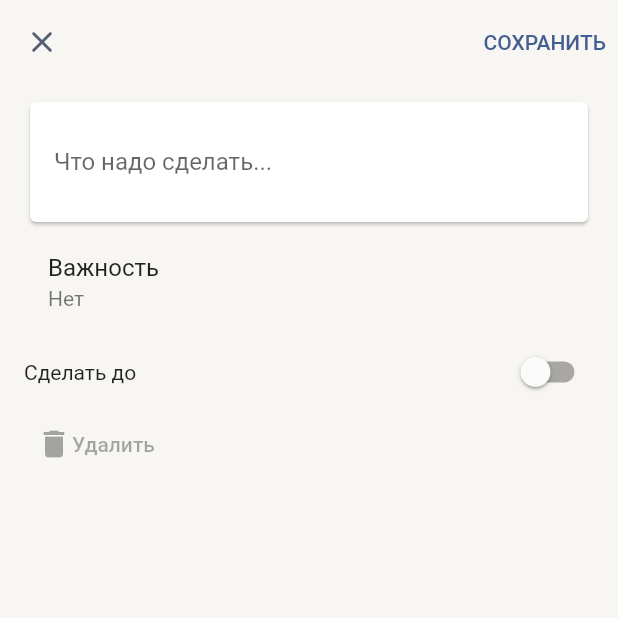
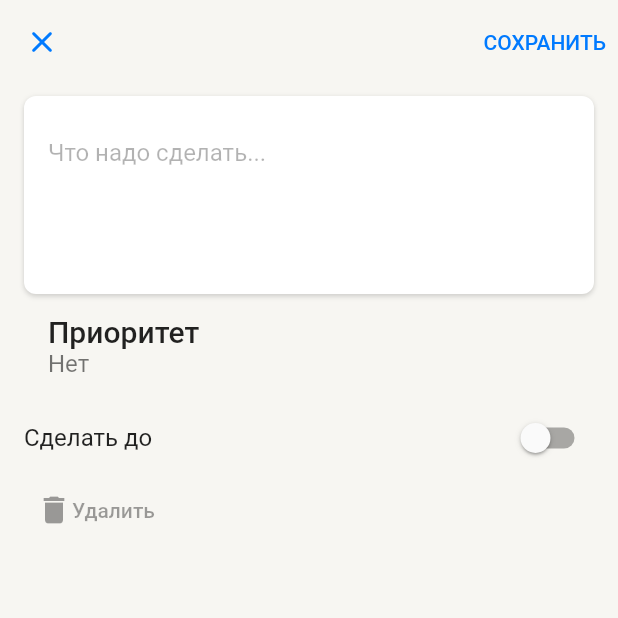
Before and after one commit to troublecatcher/todo_list, a Flutter app: the screen it shows after launch, after a tap on the "add" icon, on a phone screen of 412 x 824 dp, the top half of it. Run offline on Flutter 3.47's test engine with Material 3 defaults, Android fonts, the phone set to English and light mode, and no system bars; our stand-ins replace flutter_svg, isar; accounts and stored records are empty; generated files the repository leaves out were written again.

Commit message:
add theming

```diff
--- a/lib/config/theme/theme.dart
+++ b/lib/config/theme/theme.dart
@@ -1,31 +1,44 @@
 import 'package:flutter/material.dart';
+import 'package:todo_list/config/theme/app_colors.dart';
 
-final theme = ThemeData(
+ThemeData getLightTheme() {
+  final lightThemeColors = LightThemeColors();
+  return ThemeData(
+    brightness: Brightness.light,
     useMaterial3: false,
-  scaffoldBackgroundColor: const Color.fromRGBO(247, 246, 242, 1),
-  appBarTheme: const AppBarTheme(
-    backgroundColor: Color.fromRGBO(247, 246, 242, 1),
-  ),
-  colorScheme: ColorScheme.fromSeed(
-    seedColor: const Color.fromRGBO(0, 122, 255, 1),
-  ),
+    scaffoldBackgroundColor: lightThemeColors.backgroundPrimary,
     textTheme: const TextTheme(
       displayLarge: TextStyle(
         fontWeight: FontWeight.w500,
         fontSize: 32,
       ),
+      titleMedium: TextStyle(
+        fontWeight: FontWeight.w500,
+        fontSize: 20,
       ),
-  // colorScheme: const ColorScheme(
-  //   brightness: Brightness.light,
-  //   primary: Color.fromRGBO(0, 122, 255, 1),
-  //   onPrimary: Colors.transparent,
-  //   secondary: Colors.transparent,
-  //   onSecondary: Colors.transparent,
-  //   error: Colors.transparent,
-  //   onError: Colors.transparent,
-  //   background: Colors.transparent,
-  //   onBackground: Colors.transparent,
-  //   surface: Colors.transparent,
-  //   onSurface: Colors.transparent,
-  // ),
+      bodyMedium: TextStyle(
+        fontWeight: FontWeight.w400,
+        fontSize: 16,
+      ),
+      labelMedium: TextStyle(
+        fontWeight: FontWeight.w400,
+        fontSize: 14,
+      ),
+    ),
+    disabledColor: lightThemeColors.labelDisabled,
+    appBarTheme: AppBarTheme(
+      backgroundColor: lightThemeColors.backgroundPrimary,
+    ),
+    floatingActionButtonTheme: const FloatingActionButtonThemeData(
+      foregroundColor: AppColors.white,
+    ),
+    dividerColor: lightThemeColors.supportSeparator,
+    colorScheme: ColorScheme.light(
+      primary: AppColors.blue,
+      secondary: AppColors.blue,
+      background: lightThemeColors.backgroundPrimary,
+      surface: lightThemeColors.backgroundElevated,
+      tertiary: lightThemeColors.labelTertiary,
+    ),
   );
+}
--- /dev/null
+++ b/lib/core/custom_card.dart
@@ -0,0 +1,38 @@
+import 'package:flutter/material.dart';
+
+class CustomCard extends StatelessWidget {
+  final Widget child;
+  final EdgeInsets? padding;
+  final EdgeInsets? margin;
+  const CustomCard({
+    super.key,
+    required this.child,
+    this.padding,
+    this.margin,
+  });
+
+  @override
+  Widget build(BuildContext context) {
+    return Container(
+      padding: padding,
+      margin: margin,
+      decoration: BoxDecoration(
+        color: Theme.of(context).colorScheme.surface,
+        borderRadius: BorderRadius.circular(8),
+        boxShadow: [
+          BoxShadow(
+            color: Colors.black.withOpacity(0.12),
+            offset: const Offset(0, 2),
+            blurRadius: 2,
+          ),
+          BoxShadow(
+            color: Colors.black.withOpacity(0.06),
+            offset: const Offset(0, 0),
+            blurRadius: 2,
+          ),
+        ],
+      ),
+      child: child,
+    );
+  }
+}
--- a/lib/features/todo/data/isar_service.dart
+++ b/lib/features/todo/data/isar_service.dart
@@ -2,11 +2,11 @@ import 'package:isar/isar.dart';
 import 'package:path_provider/path_provider.dart';
 import 'package:todo_list/features/todo/data/todo_repository_impl.dart';
 import 'package:todo_list/features/todo/domain/todo.dart';
-import 'package:todo_list/features/todo/domain/todo_bloc.dart';
+import 'package:todo_list/features/todo/presentation/state_management/todo_controller.dart';
 import 'package:todo_list/features/todo/data/todo_repository.dart';
 
 class IsarService {
-  Future<TodoBloc> initializeBloc() async {
+  Future<TodoController> initializeBloc() async {
     final dir = await getApplicationDocumentsDirectory();
     final isar = await Isar.open(
       [TodoSchema],
@@ -14,7 +14,7 @@ class IsarService {
     );
 
     final todoRepository = TodoRepositoryImpl(isar);
-    return TodoBloc(
+    return TodoController(
       getTodos: GetTodos(todoRepository),
       addTodo: AddTodo(todoRepository),
       updateTodo: UpdateTodo(todoRepository),
--- a/lib/features/todo/presentation/layout/new_todo_screen.dart
+++ b/lib/features/todo/presentation/pages/new_todo_screen.dart
@@ -1,4 +1,5 @@
 import 'package:flutter/material.dart';
+import 'package:todo_list/core/custom_card.dart';
 import 'package:todo_list/features/todo/domain/todo.dart';
 import 'package:todo_list/features/todo/presentation/utility/todo_action.dart';
 import 'package:todo_list/features/todo/presentation/utility/todo_result.dart';
@@ -118,29 +119,30 @@ class _NewTodoScreenState extends State<NewTodoScreen> {
           child: Column(
             crossAxisAlignment: CrossAxisAlignment.start,
             children: [
-              Card(
-                child: Padding(
+              CustomCard(
                 padding: const EdgeInsets.all(16),
                 child: TextField(
                   controller: contentController,
-                    decoration: const InputDecoration(
-                      enabledBorder: UnderlineInputBorder(
+                  style: Theme.of(context).textTheme.bodyMedium,
+                  decoration: InputDecoration(
+                    enabledBorder: const UnderlineInputBorder(
                       borderSide: BorderSide(color: Colors.transparent),
                     ),
-                      focusedBorder: UnderlineInputBorder(
+                    focusedBorder: const UnderlineInputBorder(
                       borderSide: BorderSide(color: Colors.transparent),
                     ),
                     hintText: 'Что надо сделать...',
+                    hintStyle: Theme.of(context).textTheme.bodyMedium!.copyWith(
+                        color: Theme.of(context).colorScheme.tertiary),
                   ),
-                    minLines: 1,
+                  minLines: 4,
                   maxLines: null,
-                  ),
                 ),
               ),
               Builder(
                 builder: (ctx) {
                   return ListTile(
-                    title: const Text('Важность'),
+                    title: const Text('Приоритет'),
                     subtitle: Text(priority.displayName),
                     onTap: () => _onPriorityTileTap(ctx),
                   );
--- a/lib/features/todo/presentation/layout/todo_list_screen.dart
+++ b/lib/features/todo/presentation/pages/todo_list_screen.dart
@@ -1,9 +1,10 @@
 import 'dart:ui';
 import 'package:flutter/material.dart';
+import 'package:todo_list/core/custom_card.dart';
 import 'package:todo_list/features/todo/data/isar_service.dart';
-import 'package:todo_list/features/todo/domain/todo_bloc.dart';
+import 'package:todo_list/features/todo/presentation/state_management/todo_controller.dart';
 import 'package:todo_list/features/todo/domain/todo.dart';
-import 'package:todo_list/features/todo/presentation/layout/new_todo_screen.dart';
+import 'package:todo_list/features/todo/presentation/pages/new_todo_screen.dart';
 import 'package:todo_list/features/todo/presentation/utility/todo_action.dart';
 import 'package:todo_list/features/todo/presentation/widgets/done_todo_count_widget.dart';
 import 'package:todo_list/features/todo/presentation/widgets/todo_tile.dart';
@@ -16,17 +17,27 @@ class TodoListScreen extends StatefulWidget {
 }
 
 class _TodoListScreenState extends State<TodoListScreen> {
-  late Future<TodoBloc> todoBlocFuture;
+  late Future<TodoController> todoBlocFuture;
+  final scrollController = ScrollController();
 
   @override
   void initState() {
     super.initState();
     todoBlocFuture = IsarService().initializeBloc();
+    scrollController.addListener(() {
+      print(scrollController.offset);
+    });
+  }
+
+  @override
+  void dispose() {
+    scrollController.dispose();
+    super.dispose();
   }
 
   @override
   Widget build(BuildContext context) {
-    return FutureBuilder<TodoBloc>(
+    return FutureBuilder<TodoController>(
       future: todoBlocFuture,
       builder: (context, snapshot) {
         if (snapshot.connectionState == ConnectionState.waiting) {
@@ -40,11 +51,12 @@ class _TodoListScreenState extends State<TodoListScreen> {
 
         return Scaffold(
           body: SafeArea(
+            bottom: false,
             child: CustomScrollView(
               slivers: [
                 SliverPersistentHeader(
                   pinned: true,
-                  delegate: MySliverAppBar(
+                  delegate: _MySliverPersistentHeaderDelegate(
                       expandedHeight: 116,
                       collapsedHeight: 56,
                       todoBloc: todoBloc),
@@ -67,19 +79,30 @@ class _TodoListScreenState extends State<TodoListScreen> {
                     }
                     final todos = snapshot.data!;
                     return SliverToBoxAdapter(
-                      child: Card(
-                        margin: const EdgeInsets.all(16.0),
-                        child: Padding(
-                          padding: const EdgeInsets.all(8.0),
+                      child: CustomCard(
+                        margin: const EdgeInsets.only(
+                          top: 16,
+                          right: 16,
+                          left: 16,
+                          bottom: 120,
+                        ),
                         child: ListView.builder(
+                          controller: scrollController,
                           shrinkWrap: true,
                           physics: const NeverScrollableScrollPhysics(),
                           itemCount: todos.length,
                           itemBuilder: (context, index) {
                             final todo = todos[index];
-                              return TodoTile(todo: todo, todoBloc: todoBloc);
+                            return ClipRRect(
+                              borderRadius: BorderRadius.vertical(
+                                top: switch (index) {
+                                  0 => const Radius.circular(8),
+                                  _ => Radius.zero,
                                 },
                               ),
+                              child: TodoTile(todo: todo, todoBloc: todoBloc),
+                            );
+                          },
                         ),
                       ),
                     );
@@ -99,7 +122,8 @@ class _TodoListScreenState extends State<TodoListScreen> {
     );
   }
 
-  Future<void> _createTodo(BuildContext context, TodoBloc todoBloc) async {
+  Future<void> _createTodo(
+      BuildContext context, TodoController todoBloc) async {
     final newTodo = await Navigator.of(context).push(MaterialPageRoute(
       builder: (context) => NewTodoScreen(action: CreateTodo()),
     )) as Todo?;
@@ -109,12 +133,12 @@ class _TodoListScreenState extends State<TodoListScreen> {
   }
 }
 
-class MySliverAppBar extends SliverPersistentHeaderDelegate {
+class _MySliverPersistentHeaderDelegate extends SliverPersistentHeaderDelegate {
   final double expandedHeight;
   final double collapsedHeight;
-  final TodoBloc todoBloc;
+  final TodoController todoBloc;
 
-  MySliverAppBar(
+  _MySliverPersistentHeaderDelegate(
       {required this.expandedHeight,
       required this.collapsedHeight,
       required this.todoBloc});
@@ -127,7 +151,6 @@ class MySliverAppBar extends SliverPersistentHeaderDelegate {
         (1 - collapsePercent) * (expandedHeight - minExtent) + minExtent;
     final double subtitleHeight = 24.0 * (1 - collapsePercent);
 
-    // Calculate the effective shadow percent
     final shadowPercent =
         (collapsePercent >= 0.7) ? (collapsePercent - 0.7) / 0.3 : 0.0;
 
@@ -185,8 +208,6 @@ class MySliverAppBar extends SliverPersistentHeaderDelegate {
               constraints: const BoxConstraints(),
               icon: const Icon(Icons.remove_red_eye),
               onPressed: () {},
-              color: Theme.of(context).primaryColor,
-              tooltip: 'Отобразить выполненные',
             ),
           ),
         ],
--- a/lib/features/todo/domain/todo_bloc.dart
+++ b/lib/features/todo/presentation/state_management/todo_controller.dart
@@ -3,7 +3,7 @@ import 'dart:async';
 import 'package:todo_list/features/todo/data/todo_repository.dart';
 import 'package:todo_list/features/todo/domain/todo.dart';
 
-class TodoBloc {
+class TodoController {
   final GetTodos getTodos;
   final AddTodo addTodo;
   final UpdateTodo updateTodo;
@@ -13,7 +13,7 @@ class TodoBloc {
 
   Stream<List<Todo>> get todos => _todoStream;
 
-  TodoBloc({
+  TodoController({
     required this.getTodos,
     required this.addTodo,
     required this.updateTodo,
--- a/lib/features/todo/presentation/widgets/done_todo_count_widget.dart
+++ b/lib/features/todo/presentation/widgets/done_todo_count_widget.dart
@@ -1,7 +1,6 @@
 import 'package:flutter/material.dart';
 import 'package:todo_list/features/todo/domain/todo.dart';
-import 'package:todo_list/features/todo/domain/todo_bloc.dart';
-import 'package:todo_list/features/todo/presentation/widgets/todo_count_text.dart';
+import 'package:todo_list/features/todo/presentation/state_management/todo_controller.dart';
 
 class DoneTodoCountWidget extends StatelessWidget {
   const DoneTodoCountWidget({
@@ -9,7 +8,7 @@ class DoneTodoCountWidget extends StatelessWidget {
     required this.todoBloc,
   });
 
-  final TodoBloc todoBloc;
+  final TodoController todoBloc;
 
   @override
   Widget build(BuildContext context) {
@@ -17,15 +16,33 @@ class DoneTodoCountWidget extends StatelessWidget {
       stream: todoBloc.todos,
       builder: (context, snapshot) {
         if (snapshot.connectionState == ConnectionState.waiting) {
-          return const TodoCountText(count: 0);
+          return const _TodoCountText(count: 0);
         } else if (snapshot.hasError) {
           return Text('Ошибка: ${snapshot.error}');
         } else if (!snapshot.hasData || snapshot.data!.isEmpty) {
-          return const TodoCountText(count: 0);
+          return const _TodoCountText(count: 0);
         }
         final doneCount = snapshot.data!.where((todo) => todo.isDone!).length;
-        return TodoCountText(count: doneCount);
+        return _TodoCountText(count: doneCount);
       },
     );
   }
 }
+
+class _TodoCountText extends StatelessWidget {
+  final int count;
+  const _TodoCountText({
+    required this.count,
+  });
+
+  @override
+  Widget build(BuildContext context) {
+    return Text(
+      'Выполнено — $count',
+      style: Theme.of(context)
+          .textTheme
+          .bodyMedium!
+          .copyWith(color: Theme.of(context).colorScheme.tertiary),
+    );
+  }
+}
--- a/lib/features/todo/presentation/widgets/todo_count_text.dart
+++ /dev/null
@@ -1,17 +0,0 @@
-import 'package:flutter/material.dart';
-
-class TodoCountText extends StatelessWidget {
-  final int count;
-  const TodoCountText({
-    super.key,
-    required this.count,
-  });
-
-  @override
-  Widget build(BuildContext context) {
-    return Text(
-      'Выполнено — $count',
-      style: TextStyle(color: Theme.of(context).colorScheme.secondary),
-    );
-  }
-}
--- a/lib/main.dart
+++ b/lib/main.dart
@@ -1,6 +1,6 @@
 import 'package:flutter/material.dart';
 import 'package:todo_list/config/theme/theme.dart';
-import 'package:todo_list/features/todo/presentation/layout/todo_list_screen.dart';
+import 'package:todo_list/features/todo/presentation/pages/todo_list_screen.dart';
 
 void main() {
   runApp(const MainApp());
@@ -13,7 +13,7 @@ class MainApp extends StatelessWidget {
   Widget build(BuildContext context) {
     return MaterialApp(
       title: 'JUST TODO IT',
-      theme: theme,
+      theme: getLightTheme(),
       debugShowCheckedModeBanner: false,
       home: const TodoListScreen(),
     );
--- a/pubspec.yaml
+++ b/pubspec.yaml
@@ -10,6 +10,7 @@ dependencies:
   flutter:
     sdk: flutter
   flutter_launcher_icons: ^0.13.1
+  flutter_svg: ^2.0.10+1
   isar: ^3.1.0+1
   isar_flutter_libs: ^3.1.0+1
   path_provider: ^2.1.3
@@ -23,6 +24,8 @@ dev_dependencies:
 
 flutter:
   uses-material-design: true
+  assets:
+    - assets/icons/priority/
 
 flutter_launcher_icons:
   android: true
```
Also changed, not shown: lib/config/theme/app_colors.dart (added, +61 -0 lines), lib/features/todo/presentation/widget/todo_tile.dart (added, +123 -0 lines), lib/features/todo/presentation/widgets/todo_tile.dart (+125 -25 lines), assets/icons/priority/high.svg (added), assets/icons/priority/low.svg (added), pubspec.lock. Lines whose indentation alone changed are shown as unchanged.
